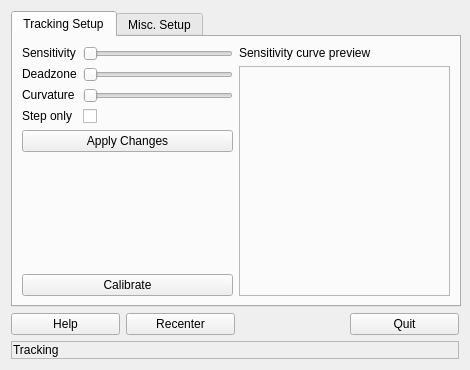
mavak/linux-track, file src/mickey/mickey.ui: the form before one commit.
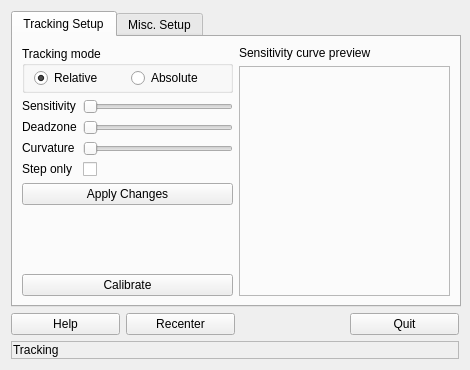
The form after the commit. Icons and pictures are not drawn.

Commit message: Adding absolute mode to mickey. Fixing reversed tracking for 1pt model. Added missing resources to mickey. Added inverted field to default prefs. Removed some debugging messages from ltr_srv_slave.c. Fixed unnecessary recompilation of linuxtrack-bridge. Fixed recompilation of mickey.

What changed in the file:
```diff
--- a/src/mickey/mickey.ui
+++ b/src/mickey/mickey.ui
@@ -38,6 +38,38 @@
       <layout class="QHBoxLayout" name="horizontalLayout_3">
        <item>
         <layout class="QVBoxLayout" name="PrefLayout1">
+         <item>
+          <widget class="QGroupBox" name="groupBox">
+           <property name="title">
+            <string>Tracking mode</string>
+           </property>
+           <layout class="QHBoxLayout" name="horizontalLayout_2">
+            <property name="topMargin">
+             <number>2</number>
+            </property>
+            <property name="bottomMargin">
+             <number>2</number>
+            </property>
+            <item>
+             <widget class="QRadioButton" name="RelativeCB">
+              <property name="text">
+               <string>Relative</string>
+              </property>
+              <property name="checked">
+               <bool>true</bool>
+              </property>
+             </widget>
+            </item>
+            <item>
+             <widget class="QRadioButton" name="AbsoluteCB">
+              <property name="text">
+               <string>Absolute</string>
+              </property>
+             </widget>
+            </item>
+           </layout>
+          </widget>
+         </item>
          <item>
           <layout class="QGridLayout" name="gridLayout">
            <item row="2" column="0">
@@ -169,6 +201,19 @@
            </property>
           </spacer>
          </item>
+         <item>
+          <spacer name="verticalSpacer_3">
+           <property name="orientation">
+            <enum>Qt::Vertical</enum>
+           </property>
+           <property name="sizeHint" stdset="0">
+            <size>
+             <width>20</width>
+             <height>40</height>
+            </size>
+           </property>
+          </spacer>
+         </item>
          <item>
           <widget class="QPushButton" name="CalibrateButton">
            <property name="sizePolicy">
```
Left out of the diff: 136 changed lines with no effect on the pictures. The commit also changes 14 other files.
